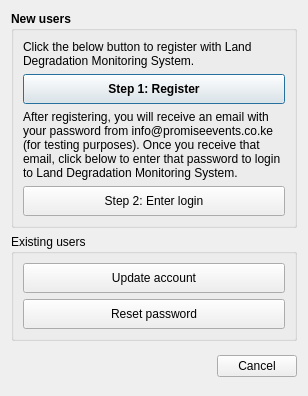
Above: MISLAND/gui/DlgSettings.ui from LocateIT/trends.earth before the change. Below: the same form after it.
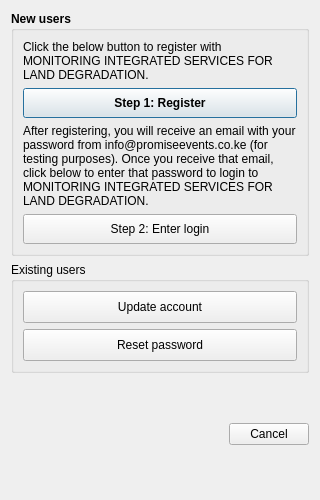
That is the form after the change.

Diff of the .ui file:
```diff
--- a/MISLAND/gui/DlgSettings.ui
+++ b/MISLAND/gui/DlgSettings.ui
@@ -9,8 +9,8 @@
    <rect>
     <x>0</x>
     <y>0</y>
-    <width>308</width>
-    <height>396</height>
+    <width>320</width>
+    <height>500</height>
    </rect>
   </property>
   <property name="sizePolicy">
@@ -74,7 +74,7 @@
          </font>
         </property>
         <property name="text">
-         <string>Click the below button to register with Land Degradation Monitoring System.</string>
+         <string>Click the below button to register with MONITORING INTEGRATED SERVICES FOR LAND DEGRADATION.</string>
         </property>
         <property name="wordWrap">
          <bool>true</bool>
@@ -115,7 +115,7 @@
          </font>
         </property>
         <property name="text">
-         <string>After registering, you will receive an email with your password from info@promiseevents.co.ke (for testing purposes). Once you receive that email, click below to enter that password to login to Land Degradation Monitoring System.</string>
+         <string>After registering, you will receive an email with your password from info@promiseevents.co.ke (for testing purposes). Once you receive that email, click below to enter that password to login to MONITORING INTEGRATED SERVICES FOR LAND DEGRADATION.</string>
         </property>
         <property name="wordWrap">
          <bool>true</bool>
```
